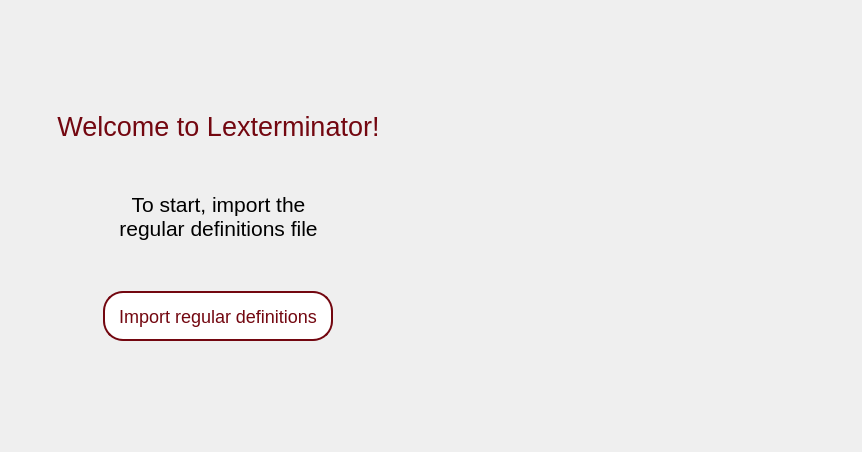
Before: the Qt Designer form src/ui/welcome.ui in Henrique1803/Lexterminator, drawn with Qt 5.
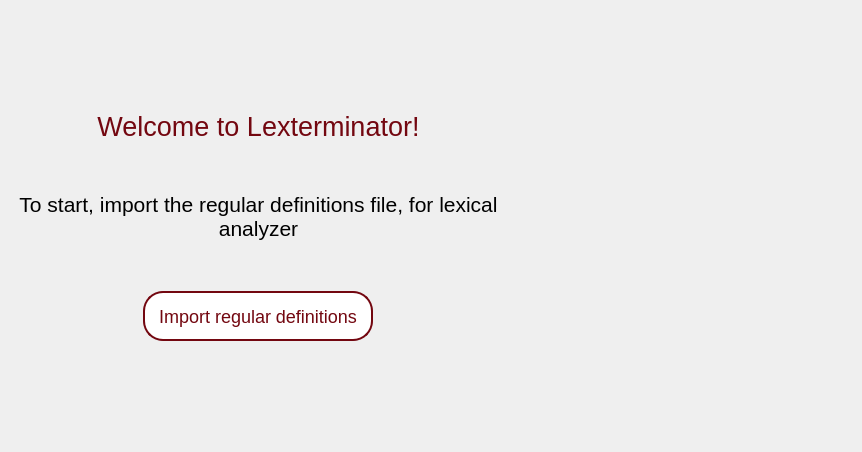
After: the same form once the commit is applied. Icons and pictures are not drawn.

Commit message: add worker to open lexical and sintatica while ui loading

The edit to the form file:
```diff
--- a/src/ui/welcome.ui
+++ b/src/ui/welcome.ui
@@ -70,7 +70,7 @@
           <string notr="true">color: black</string>
          </property>
          <property name="text">
-          <string>To start, import the regular definitions file</string>
+          <string>To start, import the regular definitions file, for lexical analyzer</string>
          </property>
          <property name="alignment">
           <set>Qt::AlignCenter</set>
```
The commit also changes 9 other files.
